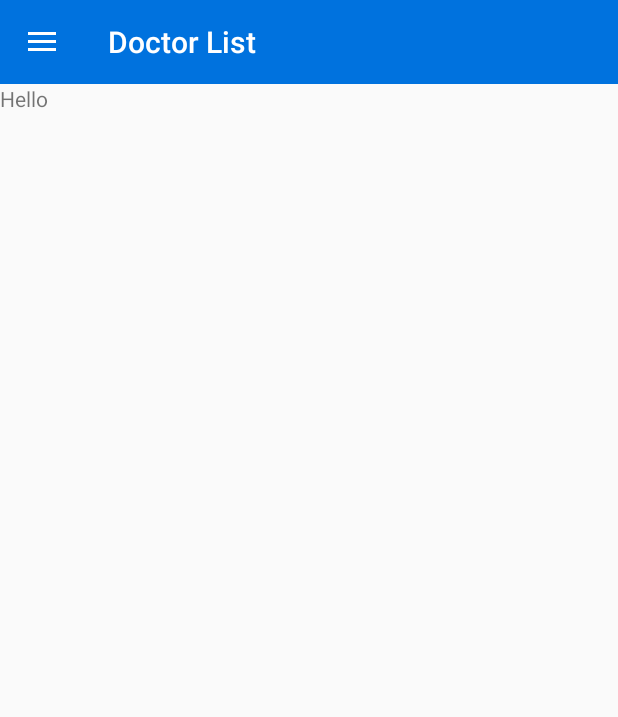
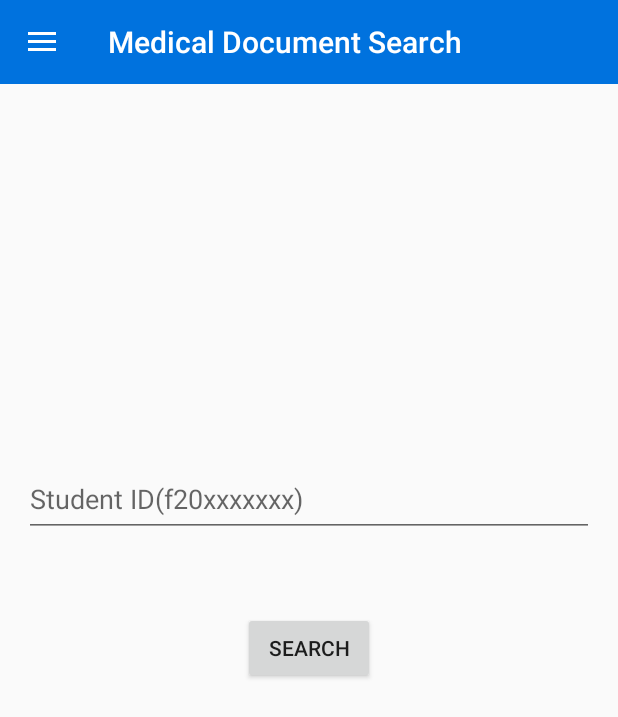
Before and after one commit to gibsonjackson/EasytMedC_Receptionist_App, an Android app: the fragment MedDocsFragment placed in its activity, on a phone screen of 412 x 824 dp. Shown: the top 717 px of the screen. Run offline under Robolectric (Android 15) with nearby library versions, the phone set to English and light mode, and no system bars; our stand-ins replace Firebase (no records; nobody signed in at launch, a user with empty details on screens opened directly), data binding.

Commit message:
Document Search with list

```diff
--- a/app/src/main/java/com/anvaishy/easytmedc_receptionist_app/DataRepository.java
+++ b/app/src/main/java/com/anvaishy/easytmedc_receptionist_app/DataRepository.java
@@ -27,6 +27,13 @@ public class DataRepository {
     public static void getDoctorList(OnCompleteListener<QuerySnapshot> listener) {
 
         db.collection("Doctor")
+                .get()
+                .addOnCompleteListener(listener);
+
+    }
+    public static void getDocumentList(String ID,OnCompleteListener<QuerySnapshot> listener) {
+
+        db.collection("Users").document(ID).collection("Document")
                 .get()
                 .addOnCompleteListener(listener);
 
--- a/app/src/main/java/com/anvaishy/easytmedc_receptionist_app/meddocs/MedDocsFragment.java
+++ b/app/src/main/java/com/anvaishy/easytmedc_receptionist_app/meddocs/MedDocsFragment.java
@@ -1,5 +1,6 @@
 package com.anvaishy.easytmedc_receptionist_app.meddocs;
 
+import androidx.fragment.app.FragmentManager;
 import androidx.lifecycle.ViewModelProvider;
 
 import android.os.Bundle;
@@ -8,24 +9,50 @@ import androidx.annotation.NonNull;
 import androidx.annotation.Nullable;
 import androidx.fragment.app.Fragment;
 
+import android.util.Log;
 import android.view.LayoutInflater;
 import android.view.View;
 import android.view.ViewGroup;
+import android.widget.Button;
+import android.widget.EditText;
 
 import com.anvaishy.easytmedc_receptionist_app.R;
+import com.anvaishy.easytmedc_receptionist_app.doctors.AddDoctorFragment;
 
 public class MedDocsFragment extends Fragment {
 
     private MedDocsViewModel mViewModel;
-
     public static MedDocsFragment newInstance() {
         return new MedDocsFragment();
     }
-
+    @Override
+    public void onResume() {
+        super.onResume();
+        getActivity().setTitle("Medical Document Search");
+    }
     @Override
     public View onCreateView(@NonNull LayoutInflater inflater, @Nullable ViewGroup container,
                              @Nullable Bundle savedInstanceState) {
-        return inflater.inflate(R.layout.fragment_med_docs, container, false);
+        View root = inflater.inflate(R.layout.fragment_med_docs, container, false);
+        EditText editText = root.findViewById(R.id.nameField);
+        root.findViewById(R.id.search).setOnClickListener(new View.OnClickListener() {
+            @Override
+            public void onClick(View v) {
+                FragmentManager fragmentManager = getParentFragmentManager();
+                Log.e("passing: ",editText.getText().toString());
+
+                Fragment fragment = new MedDocsList();
+                Bundle bundle = new Bundle();
+                bundle.putString("ID",editText.getText().toString());
+                fragment.setArguments(bundle);
+                fragmentManager
+                        .beginTransaction()
+                        .replace(R.id.main_content, fragment)
+                        .addToBackStack(null)
+                        .commit();
+            }
+        });
+        return root;
     }
 
     @Override
--- a/app/src/main/java/com/anvaishy/easytmedc_receptionist_app/meddocs/MedDocsViewModel.java
+++ b/app/src/main/java/com/anvaishy/easytmedc_receptionist_app/meddocs/MedDocsViewModel.java
@@ -4,4 +4,6 @@ import androidx.lifecycle.ViewModel;
 
 public class MedDocsViewModel extends ViewModel {
     // TODO: Implement the ViewModel
+
+
 }
--- a/app/src/main/res/layout/fragment_med_docs.xml
+++ b/app/src/main/res/layout/fragment_med_docs.xml
@@ -1,13 +1,49 @@
 <?xml version="1.0" encoding="utf-8"?>
-<FrameLayout xmlns:android="http://schemas.android.com/apk/res/android"
-    xmlns:tools="http://schemas.android.com/tools"
-    android:layout_width="match_parent"
-    android:layout_height="match_parent"
-    tools:context=".meddocs.MedDocsFragment">
-
-    <TextView
+<layout xmlns:tools="http://schemas.android.com/tools"
+    xmlns:android="http://schemas.android.com/apk/res/android"
+    xmlns:app="http://schemas.android.com/apk/res-auto">
+    <data>
+        <variable
+            name="viewmodel"
+            type="com.anvaishy.easytmedc_receptionist_app.meddocs.MedDocsViewModel" />
+    </data>
+    <FrameLayout
         android:layout_width="match_parent"
         android:layout_height="match_parent"
-        android:text="Hello" />
+        tools:context=".doctors.AddDoctorFragment">
 
-</FrameLayout>
+
+
+        <androidx.constraintlayout.widget.ConstraintLayout
+            android:layout_width="match_parent"
+            android:layout_height="match_parent">
+
+            <EditText
+                android:id="@+id/nameField"
+                android:layout_width="0dp"
+                android:layout_height="wrap_content"
+                android:layout_marginStart="16dp"
+                android:layout_marginTop="252dp"
+                android:layout_marginEnd="16dp"
+                android:ems="10"
+                android:hint="Student ID(f20xxxxxxx)"
+                android:inputType="textPersonName"
+                android:minHeight="50dp"
+                app:layout_constraintEnd_toEndOf="parent"
+                app:layout_constraintHorizontal_bias="0.0"
+                app:layout_constraintStart_toStartOf="parent"
+                app:layout_constraintTop_toTopOf="parent" />
+
+            <Button
+                android:id="@+id/search"
+                android:layout_width="wrap_content"
+                android:layout_height="wrap_content"
+                android:text="Search"
+                app:layout_constraintBottom_toBottomOf="parent"
+                app:layout_constraintEnd_toEndOf="parent"
+                app:layout_constraintStart_toStartOf="parent"
+                app:layout_constraintTop_toBottomOf="@+id/nameField"
+                app:layout_constraintVertical_bias="0.119" />
+        </androidx.constraintlayout.widget.ConstraintLayout>
+    </FrameLayout>
+</layout>
--- /dev/null
+++ b/app/src/main/res/values-night/ids.xml
@@ -0,0 +1,4 @@
+<?xml version="1.0" encoding="utf-8"?>
+<resources>
+    <item name="docname" type="id" />
+</resources>
--- /dev/null
+++ b/app/src/main/res/values/ids.xml
@@ -0,0 +1,4 @@
+<?xml version="1.0" encoding="utf-8"?>
+<resources>
+    <item name="docname" type="id" />
+</resources>
```
Also changed, not shown: app/src/main/java/com/anvaishy/easytmedc_receptionist_app/activity/SignedInActivity.java (+8 -0 lines), app/src/main/java/com/anvaishy/easytmedc_receptionist_app/meddocs/MedDocsList.java (added, +85 -0 lines), app/src/main/java/com/anvaishy/easytmedc_receptionist_app/meddocs/MedDocsListViewModel.java (added, +48 -0 lines), app/src/main/res/drawable-v24/mybutton.xml (added, +24 -0 lines), app/src/main/res/layout/document_card.xml (added, +53 -0 lines), app/src/main/res/layout/fragment_med_docs_list.xml (added, +43 -0 lines).
